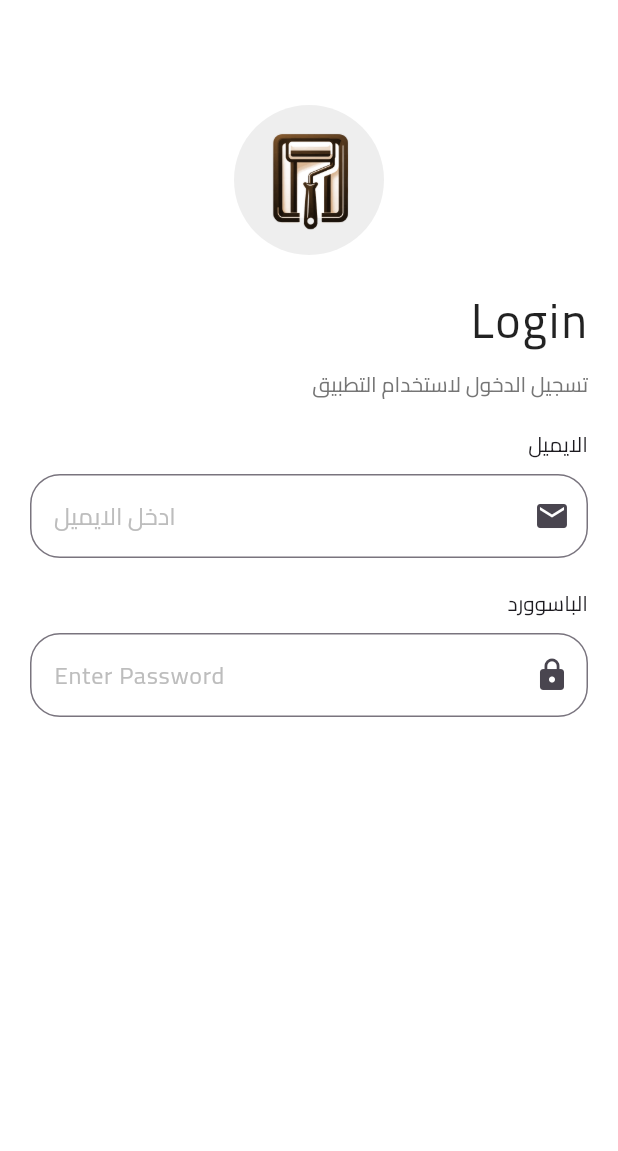
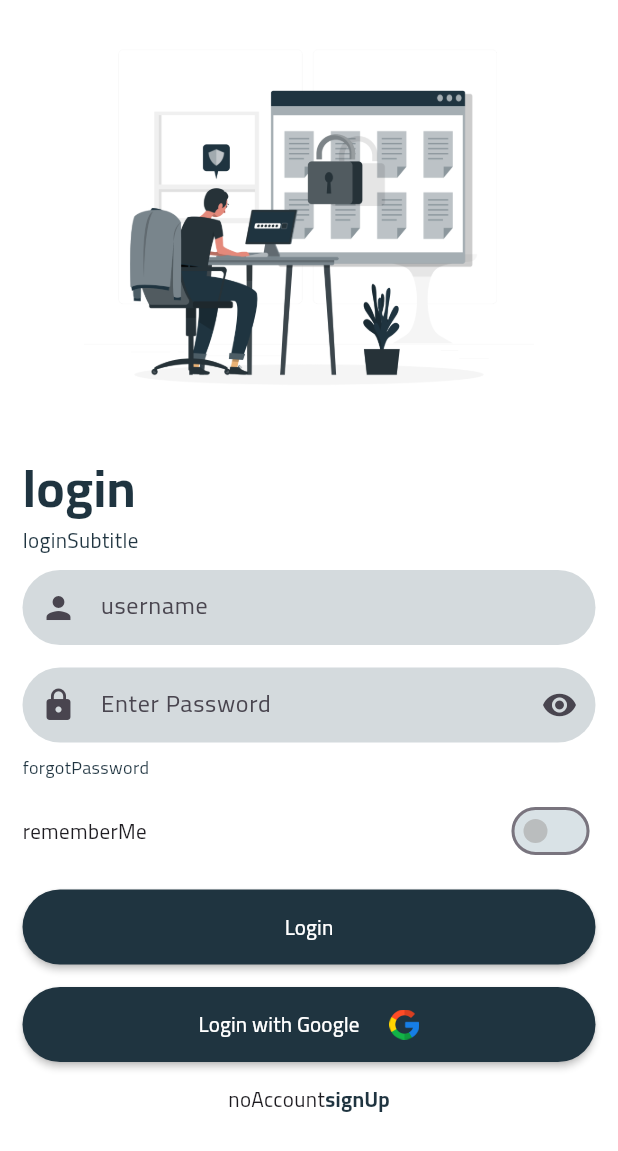
Before and after one commit to AmeenEng/mihnati2, a Flutter app: the screen it shows after launch, after a tap on "تخطي", after a tap on "ابدأ الآن", on a phone screen of 412 x 824 dp. Shown: the top 1151 px of the screen. Run offline on Flutter 3.47's test engine with Material 3 defaults, Android fonts, the light colour scheme and no system bars; our stand-ins replace easy_localization, firebase_core, get, shared_preferences, smooth_page_indicator; accounts and stored records are empty.

Commit message:
add the requirment UI for register pages

```diff
--- a/lib/Onboarding/onboarding_view.dart
+++ b/lib/Onboarding/onboarding_view.dart
@@ -1,7 +1,7 @@
 import 'package:flutter/material.dart';
 import 'package:mihnati2/Components/color.dart';
 import 'package:mihnati2/Onboarding/onboarding_items.dart';
-import 'package:mihnati2/auth/login.dart';
+import 'package:mihnati2/auth/login/login_screen.dart';
 import 'package:shared_preferences/shared_preferences.dart';
 import 'package:smooth_page_indicator/smooth_page_indicator.dart';
 
@@ -133,7 +133,7 @@ class _OnboardingViewState extends State<OnboardingView> {
           Navigator.pushReplacement(
               context,
               MaterialPageRoute(
-                builder: (context) => Login(),
+                builder: (context) => LoginScreen(),
               ));
         },
         child: Text(
--- a/lib/auth/login.dart
+++ /dev/null
@@ -1,92 +0,0 @@
-import 'package:easy_localization/easy_localization.dart';
-import 'package:flutter/material.dart';
-
-class Login extends StatefulWidget {
-  const Login({super.key});
-
-  @override
-  State<Login> createState() => _LoginState();
-}
-
-class _LoginState extends State<Login> {
-  @override
-  Widget build(BuildContext context) {
-    return Scaffold(
-      backgroundColor: Colors.white,
-      body: ListView(
-        padding: EdgeInsets.symmetric(horizontal: 20),
-        children: [
-          Column(
-            crossAxisAlignment: CrossAxisAlignment.end,
-            children: [
-              SizedBox(height: 70),
-              Center(
-                child: Container(
-                  width: 100,
-                  height: 100,
-                  decoration: BoxDecoration(
-                    color: Colors.grey[200],
-                    borderRadius: BorderRadius.circular(50),
-                  ),
-                  child: Image.asset(
-                    "assets/image/logo/logo.png",
-                  ),
-                ),
-              ),
-              SizedBox(height: 20),
-              Text(
-                context.tr("login"),
-                style: TextStyle(
-                  fontSize: 32,
-                  color: Colors.black87,
-                  letterSpacing: 1.2,
-                ),
-              ),
-              SizedBox(height: 10),
-              Text("تسجيل الدخول لاستخدام التطبيق",
-                  style: TextStyle(
-                    color: Colors.grey[600],
-                  )),
-              SizedBox(height: 20),
-              Text("الايميل"),
-              SizedBox(height: 10),
-              TextField(
-                decoration: InputDecoration(
-                  hintText: "ادخل الايميل",
-                  // make direction to right
-                  // hintTextDirection: TextDirection.rtl,
-                  hintStyle: TextStyle(
-                    color: Colors.grey[400],
-                  ),
-                  suffixIcon: Icon(Icons.email),
-                  border: OutlineInputBorder(
-                    borderRadius: BorderRadius.circular(20),
-                    borderSide: BorderSide(color: Colors.grey),
-                  ),
-                ),
-              ),
-              SizedBox(height: 20),
-              Text("الباسوورد"),
-              SizedBox(height: 10),
-              TextField(
-                decoration: InputDecoration(
-                  hintText: context.tr("enterPassword"),
-                  // make direction to right
-                  // hintTextDirection: TextDirection.rtl,
-                  hintStyle: TextStyle(
-                    color: Colors.grey[400],
-                  ),
-                  suffixIcon: Icon(Icons.lock),
-                  border: OutlineInputBorder(
-                    borderRadius: BorderRadius.circular(20),
-                    borderSide: BorderSide(color: Colors.grey),
-                  ),
-                ),
-              ),
-            ],
-          ),
-        ],
-      ),
-    );
-  }
-}
--- /dev/null
+++ b/lib/auth/login/login_controller.dart
@@ -0,0 +1,43 @@
+import 'package:easy_localization/easy_localization.dart';
+import 'package:flutter/material.dart';
+import 'login_model.dart';
+
+class LoginController {
+  final TextEditingController usernameController = TextEditingController();
+  final TextEditingController passwordController = TextEditingController();
+  bool secure = true;
+  bool rememberMe = false;
+  String error = '';
+
+  void showpassword() {
+    secure = !secure;
+  }
+
+  void rememberMethod(bool value) {
+    rememberMe = value;
+  }
+
+  Future<bool> handleLogin() async {
+    final username = usernameController.text;
+    final password = passwordController.text;
+
+    if (username.isEmpty || password.isEmpty) {
+      error = tr("fillAllFields");
+      return false;
+    }
+
+    final isValid = await LoginModel.validateCredentials(username, password);
+    if (!isValid) {
+      error = tr("invalidCredentials");
+      return false;
+    }
+
+    error = '';
+    return true;
+  }
+
+  void dispose() {
+    usernameController.dispose();
+    passwordController.dispose();
+  }
+}
--- /dev/null
+++ b/lib/auth/login/login_model.dart
@@ -0,0 +1,28 @@
+import 'package:shared_preferences/shared_preferences.dart';
+
+class LoginModel {
+  final String username;
+  final String password;
+  final bool rememberMe;
+
+  const LoginModel({
+    required this.username,
+    required this.password,
+    this.rememberMe = false,
+  });
+
+  static Future<bool> validateCredentials(
+      String username, String password) async {
+    SharedPreferences prefs = await SharedPreferences.getInstance();
+    String savedUsername = prefs.getString('username') ?? '';
+    String savedPassword = prefs.getString('password') ?? '';
+
+    return username.trim() == savedUsername && password.trim() == savedPassword;
+  }
+
+  static Future<void> storeUserData(String username, String mobile) async {
+    SharedPreferences prefs = await SharedPreferences.getInstance();
+    await prefs.setString('username', username);
+    await prefs.setString('mobile', mobile);
+  }
+}
--- /dev/null
+++ b/lib/auth/login/login_screen.dart
@@ -0,0 +1,220 @@
+import 'package:easy_localization/easy_localization.dart';
+import 'package:flutter/material.dart';
+import 'package:get/get.dart';
+import 'package:mihnati2/auth/register/register_screen.dart';
+import 'login_controller.dart';
+
+class LoginScreen extends StatefulWidget {
+  const LoginScreen({super.key});
+
+  @override
+  State<LoginScreen> createState() => _LoginScreenState();
+}
+
+class _LoginScreenState extends State<LoginScreen> {
+  final LoginController _controller = LoginController();
+
+  @override
+  void dispose() {
+    _controller.dispose();
+    super.dispose();
+  }
+
+  Future<void> _handleLogin() async {
+    final success = await _controller.handleLogin();
+    if (success) {
+      if (mounted) {
+        Navigator.pushReplacementNamed(context, '/home');
+      }
+    } else {
+      setState(() {});
+    }
+  }
+
+  @override
+  Widget build(BuildContext context) {
+    return Scaffold(
+      backgroundColor: Colors.white,
+      body: SingleChildScrollView(
+        child: Padding(
+          padding: const EdgeInsets.symmetric(horizontal: 15),
+          child: Column(
+            crossAxisAlignment: CrossAxisAlignment.start,
+            children: [
+              Center(
+                child: Image.asset(
+                  "assets/image/auth-Image/Secure login-rafiki.png",
+                  width: 300,
+                ),
+              ),
+              Text(
+                'login',
+                style: TextStyle(
+                  fontSize: 35,
+                  fontWeight: FontWeight.bold,
+                  color: Color(0xFF1F3440),
+                ),
+              ),
+              Text(
+                tr("loginSubtitle"),
+                style: TextStyle(
+                  color: Color(0xFF1F3440),
+                ),
+              ),
+              const SizedBox(height: 10),
+              SizedBox(
+                width: double.infinity,
+                height: 50,
+                child: TextFormField(
+                  controller: _controller.usernameController,
+                  decoration: InputDecoration(
+                    filled: true,
+                    fillColor: const Color(0xFFD4DADD),
+                    prefixIcon: const Icon(Icons.person),
+                    hintText: tr("username"),
+                    border: OutlineInputBorder(
+                      borderRadius: BorderRadius.circular(25),
+                      borderSide: BorderSide.none,
+                    ),
+                  ),
+                ),
+              ),
+              const SizedBox(height: 15),
+              SizedBox(
+                width: double.infinity,
+                height: 50,
+                child: TextFormField(
+                  controller: _controller.passwordController,
+                  obscureText: _controller.secure,
+                  decoration: InputDecoration(
+                    filled: true,
+                    fillColor: const Color(0xFFD4DADD),
+                    prefixIcon: const Icon(Icons.lock),
+                    suffixIcon: IconButton(
+                      icon: Icon(
+                        _controller.secure
+                            ? Icons.visibility
+                            : Icons.visibility_off,
+                      ),
+                      onPressed: () {
+                        setState(() {
+                          _controller.showpassword();
+                        });
+                      },
+                    ),
+                    hintText: context.tr("enterPassword"),
+                    border: OutlineInputBorder(
+                      borderRadius: BorderRadius.circular(25),
+                      borderSide: BorderSide.none,
+                    ),
+                  ),
+                ),
+              ),
+              const SizedBox(height: 8),
+              GestureDetector(
+                child: Text(
+                  "forgotPassword",
+                  style: TextStyle(
+                    color: Color(0xFF1F3440),
+                    fontSize: 12,
+                  ),
+                ),
+                onTap: () {
+                  // print("Hi");
+                },
+              ),
+              const SizedBox(height: 10),
+              if (_controller.error.isNotEmpty)
+                Padding(
+                  padding: const EdgeInsets.only(bottom: 10),
+                  child: Text(
+                    _controller.error,
+                    style: const TextStyle(color: Colors.red),
+                  ),
+                ),
+              Row(
+                mainAxisAlignment: MainAxisAlignment.spaceBetween,
+                children: [
+                  Text(tr("rememberMe")),
+                  Switch(
+                    activeColor: const Color(0xFF70797E),
+                    activeTrackColor: const Color(0xFF1F3440),
+                    inactiveThumbColor: const Color(0xFFBABDBE),
+                    inactiveTrackColor: const Color(0xFFD9E2E6),
+                    value: _controller.rememberMe,
+                    onChanged: (value) {
+                      setState(() {
+                        _controller.rememberMethod(value);
+                      });
+                    },
+                  )
+                ],
+              ),
+              const SizedBox(height: 15),
+              MaterialButton(
+                color: const Color(0xFF1F3440),
+                minWidth: double.infinity,
+                height: 50,
+                shape: RoundedRectangleBorder(
+                  borderRadius: BorderRadius.circular(25),
+                ),
+                onPressed: _handleLogin,
+                child: Text(
+                  tr("Login"),
+                  style: TextStyle(
+                    color: Colors.white,
+                  ),
+                ),
+              ),
+              const SizedBox(height: 15),
+              MaterialButton(
+                color: const Color(0xFF1F3440),
+                minWidth: double.infinity,
+                height: 50,
+                shape: RoundedRectangleBorder(
+                  borderRadius: BorderRadius.circular(25),
+                ),
+                onPressed: _handleLogin,
+                child: Row(
+                  mainAxisAlignment: MainAxisAlignment.center,
+                  children: [
+                    Text(
+                      tr("Login with Google"),
+                      style: TextStyle(
+                        color: Colors.white,
+                      ),
+                    ),
+                    SizedBox(width: 20),
+                    Image.asset(
+                      "assets/icon/google.png",
+                      width: 20,
+                    ),
+                  ],
+                ),
+              ),
+              const SizedBox(height: 15),
+              Row(
+                mainAxisAlignment: MainAxisAlignment.center,
+                children: [
+                  Text(tr("noAccount")),
+                  GestureDetector(
+                    child: Text(
+                      tr("signUp"),
+                      style: TextStyle(
+                        color: Color(0xFF1F3440),
+                        fontWeight: FontWeight.bold,
+                      ),
+                    ),
+                    onTap: () {
+                      Get.off(RegisterScreen());
+                    },
+                  ),
+                ],
+              ),
+            ],
+          ),
+        ),
+      ),
+    );
+  }
+}
--- /dev/null
+++ b/lib/auth/register/register_model.dart
@@ -0,0 +1,31 @@
+import 'package:shared_preferences/shared_preferences.dart';
+
+class RegisterModel {
+  final String username;
+  final String mobile;
+  final String password;
+  final bool rememberMe;
+
+  const RegisterModel({
+    required this.username,
+    required this.mobile,
+    required this.password,
+    this.rememberMe = false,
+  });
+
+  static Future<void> registerUser(
+      String username, String mobile, String password) async {
+    SharedPreferences prefs = await SharedPreferences.getInstance();
+    await prefs.setString('username', username.trim());
+    await prefs.setString('mobile', mobile.trim());
+    await prefs.setString('password', password.trim());
+  }
+
+  static bool validateMobile(String mobile) {
+    return mobile.trim().length == 9;
+  }
+
+  static bool validatePassword(String password) {
+    return password.trim().length >= 6;
+  }
+}
--- a/lib/main.dart
+++ b/lib/main.dart
@@ -1,6 +1,7 @@
 import 'package:flutter/material.dart';
+import 'package:get/get.dart';
 import 'package:mihnati2/Onboarding/onboarding_view.dart';
-import 'package:mihnati2/auth/login.dart';
+import 'package:mihnati2/auth/login/login_screen.dart';
 import 'package:shared_preferences/shared_preferences.dart';
 import 'package:easy_localization/easy_localization.dart';
 
@@ -24,7 +25,7 @@ class MyApp extends StatelessWidget {
   @override
   Widget build(BuildContext context) {
     return SafeArea(
-      child: MaterialApp(
+      child: GetMaterialApp(
         debugShowCheckedModeBanner: false,
         localizationsDelegates: context.localizationDelegates,
         supportedLocales: context.supportedLocales,
@@ -41,7 +42,7 @@ class MyApp extends StatelessWidget {
               );
             } else {
               final isCompleted = snapshot.data ?? false;
-              return isCompleted ? Login() : OnboardingView();
+              return isCompleted ? LoginScreen() : OnboardingView();
             }
           },
         ),
--- /dev/null
+++ b/lib/routes.dart
@@ -0,0 +1,10 @@
+import 'package:flutter/material.dart';
+import 'package:mihnati2/Onboarding/onboarding_view.dart';
+import 'package:mihnati2/auth/login/login_screen.dart';
+import 'package:mihnati2/auth/register/register_screen.dart';
+
+final Map<String, WidgetBuilder> appRoutes = {
+  '/onboarding': (context) => const OnboardingView(),
+  'login': (context) => const LoginScreen(),
+  'signup': (context) => const RegisterScreen(),
+};
--- a/pubspec.yaml
+++ b/pubspec.yaml
@@ -44,6 +44,7 @@ dependencies:
   flutter_localizations:
     sdk: flutter
   easy_localization: ^3.0.7+1
+  get: ^4.7.2
 
 dev_dependencies:
   flutter_test:
@@ -69,8 +70,10 @@ flutter:
   # To add assets to your application, add an assets section, like this:
   assets:
     - assets/image/
+    - assets/image/auth-Image/
     - assets/image/logo/
     - assets/translations/
+    - assets/icon/
   #   - images/a_dot_ham.jpeg
 
   # An image asset can refer to one or more resolution-specific "variants", see
```
Also changed, not shown: lib/auth/register/register_controller.dart (added, +52 -0 lines), lib/auth/register/register_screen.dart (added, +225 -0 lines), assets/icon/google.png (added), assets/image/auth-Image/Secure login-rafiki.png (added), assets/image/auth-Image/Sign up-bro.png (added), lib/auth/signup.dart (deleted), pubspec.lock.
